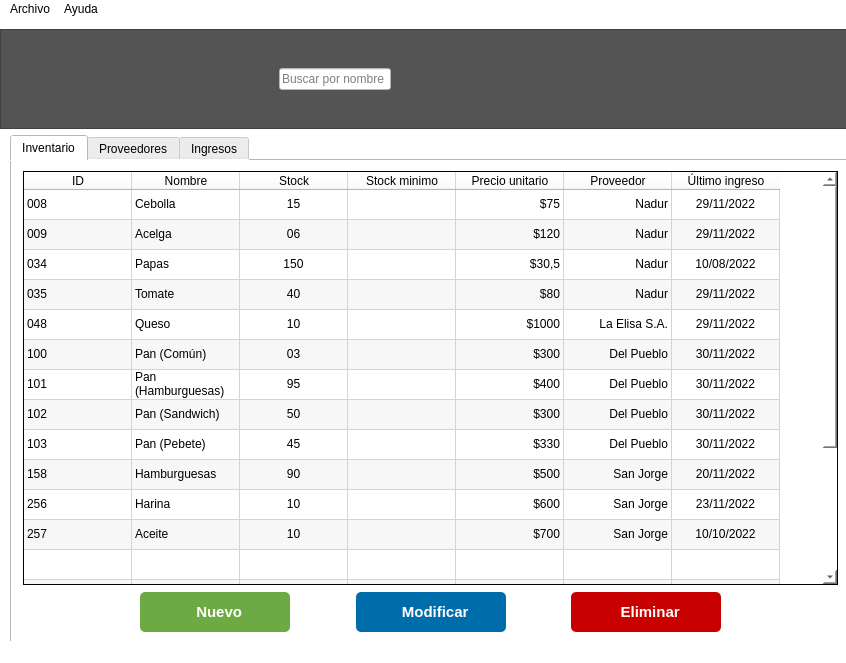
First picture: the form in windows/templates/main.ui, repository HitomiD/Proyecto-Desarrollo, before the edit.
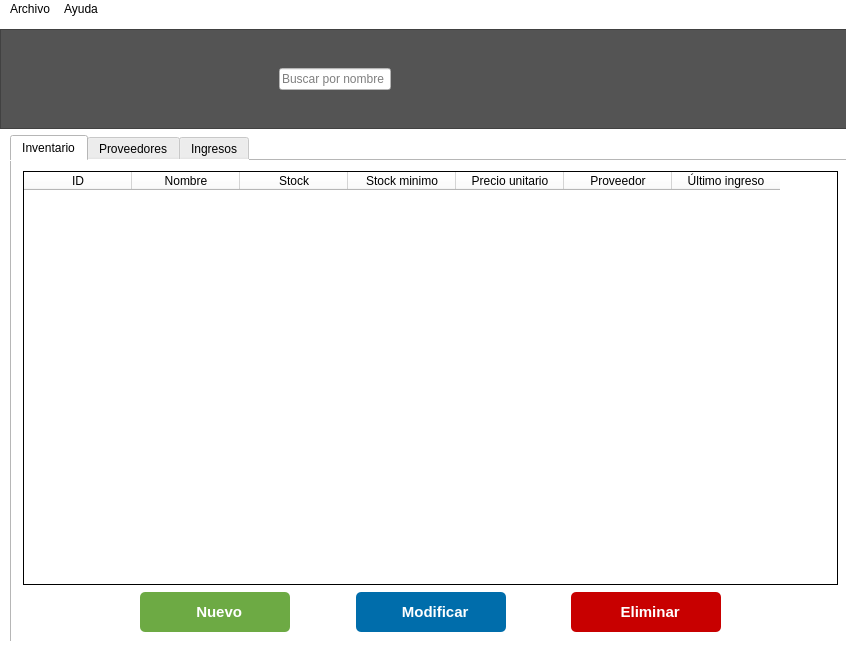
Second picture: the form after the edit. The open tabs and pages were chosen to show the change. Icons and pictures are not drawn.

Diff of the .ui file:
```diff
--- a/windows/templates/main.ui
+++ b/windows/templates/main.ui
@@ -348,7 +348,7 @@
            <bool>true</bool>
           </property>
           <property name="rowCount">
-           <number>19</number>
+           <number>0</number>
           </property>
           <property name="columnCount">
            <number>7</number>
@@ -389,101 +389,6 @@
           <attribute name="verticalHeaderStretchLastSection">
            <bool>true</bool>
           </attribute>
-          <row>
-           <property name="text">
-            <string/>
-           </property>
-          </row>
-          <row>
-           <property name="text">
-            <string/>
-           </property>
-          </row>
-          <row>
-           <property name="text">
-            <string/>
-           </property>
-          </row>
-          <row>
-           <property name="text">
-            <string/>
-           </property>
-          </row>
-          <row>
-           <property name="text">
-            <string/>
-           </property>
-          </row>
-          <row>
-           <property name="text">
-            <string/>
-           </property>
-          </row>
-          <row>
-           <property name="text">
-            <string/>
-           </property>
-          </row>
-          <row>
-           <property name="text">
-            <string/>
-           </property>
-          </row>
-          <row>
-           <property name="text">
-            <string/>
-           </property>
-          </row>
-          <row>
-           <property name="text">
-            <string/>
-           </property>
-          </row>
-          <row>
-           <property name="text">
-            <string/>
-           </property>
-          </row>
-          <row>
-           <property name="text">
-            <string/>
-           </property>
-          </row>
-          <row>
-           <property name="text">
-            <string/>
-           </property>
-          </row>
-          <row>
-           <property name="text">
-            <string/>
-           </property>
-          </row>
-          <row>
-           <property name="text">
-            <string/>
-           </property>
-          </row>
-          <row>
-           <property name="text">
-            <string/>
-           </property>
-          </row>
-          <row>
-           <property name="text">
-            <string/>
-           </property>
-          </row>
-          <row>
-           <property name="text">
-            <string/>
-           </property>
-          </row>
-          <row>
-           <property name="text">
-            <string/>
-           </property>
-          </row>
           <column>
            <property name="text">
             <string>ID</string>
@@ -519,519 +424,6 @@
             <string>Último ingreso</string>
            </property>
           </column>
-          <item row="0" column="0">
-           <property name="text">
-            <string>008</string>
-           </property>
-          </item>
-          <item row="0" column="1">
-           <property name="text">
-            <string>Cebolla</string>
-           </property>
-          </item>
-          <item row="0" column="2">
-           <property name="text">
-            <string>15</string>
-           </property>
-           <property name="textAlignment">
-            <set>AlignCenter</set>
-           </property>
-          </item>
-          <item row="0" column="4">
-           <property name="text">
-            <string>$75</string>
-           </property>
-           <property name="textAlignment">
-            <set>AlignTrailing|AlignVCenter</set>
-           </property>
-          </item>
-          <item row="0" column="5">
-           <property name="text">
-            <string>Nadur</string>
-           </property>
-           <property name="textAlignment">
-            <set>AlignTrailing|AlignVCenter</set>
-           </property>
-          </item>
-          <item row="0" column="6">
-           <property name="text">
-            <string>29/11/2022</string>
-           </property>
-           <property name="textAlignment">
-            <set>AlignCenter</set>
-           </property>
-          </item>
-          <item row="1" column="0">
-           <property name="text">
-            <string>009</string>
-           </property>
-          </item>
-          <item row="1" column="1">
-           <property name="text">
-            <string>Acelga</string>
-           </property>
-          </item>
-          <item row="1" column="2">
-           <property name="text">
-            <string>06</string>
-           </property>
-           <property name="textAlignment">
-            <set>AlignCenter</set>
-           </property>
-          </item>
-          <item row="1" column="4">
-           <property name="text">
-            <string>$120</string>
-           </property>
-           <property name="textAlignment">
-            <set>AlignTrailing|AlignVCenter</set>
-           </property>
-          </item>
-          <item row="1" column="5">
-           <property name="text">
-            <string>Nadur</string>
-           </property>
-           <property name="textAlignment">
-            <set>AlignTrailing|AlignVCenter</set>
-           </property>
-          </item>
-          <item row="1" column="6">
-           <property name="text">
-            <string>29/11/2022</string>
-           </property>
-           <property name="textAlignment">
-            <set>AlignCenter</set>
-           </property>
-          </item>
-          <item row="2" column="0">
-           <property name="text">
-            <string>034</string>
-           </property>
-          </item>
-          <item row="2" column="1">
-           <property name="text">
-            <string>Papas</string>
-           </property>
-          </item>
-          <item row="2" column="2">
-           <property name="text">
-            <string>150</string>
-           </property>
-           <property name="textAlignment">
-            <set>AlignCenter</set>
-           </property>
-          </item>
-          <item row="2" column="4">
-           <property name="text">
-            <string>$30,5</string>
-           </property>
-           <property name="textAlignment">
-            <set>AlignTrailing|AlignVCenter</set>
-           </property>
-          </item>
-          <item row="2" column="5">
-           <property name="text">
-            <string>Nadur</string>
-           </property>
-           <property name="textAlignment">
-            <set>AlignTrailing|AlignVCenter</set>
-           </property>
-          </item>
-          <item row="2" column="6">
-           <property name="text">
-            <string>10/08/2022</string>
-           </property>
-           <property name="textAlignment">
-            <set>AlignCenter</set>
-           </property>
-          </item>
-          <item row="3" column="0">
-           <property name="text">
-            <string>035</string>
-           </property>
-          </item>
-          <item row="3" column="1">
-           <property name="text">
-            <string>Tomate</string>
-           </property>
-          </item>
-          <item row="3" column="2">
-           <property name="text">
-            <string>40</string>
-           </property>
-           <property name="textAlignment">
-            <set>AlignCenter</set>
-           </property>
-          </item>
-          <item row="3" column="4">
-           <property name="text">
-            <string>$80</string>
-           </property>
-           <property name="textAlignment">
-            <set>AlignTrailing|AlignVCenter</set>
-           </property>
-          </item>
-          <item row="3" column="5">
-           <property name="text">
-            <string>Nadur</string>
-           </property>
-           <property name="textAlignment">
-            <set>AlignTrailing|AlignVCenter</set>
-           </property>
-          </item>
-          <item row="3" column="6">
-           <property name="text">
-            <string>29/11/2022</string>
-           </property>
-           <property name="textAlignment">
-            <set>AlignCenter</set>
-           </property>
-          </item>
-          <item row="4" column="0">
-           <property name="text">
-            <string>048</string>
-           </property>
-          </item>
-          <item row="4" column="1">
-           <property name="text">
-            <string>Queso</string>
-           </property>
-          </item>
-          <item row="4" column="2">
-           <property name="text">
-            <string>10</string>
-           </property>
-           <property name="textAlignment">
-            <set>AlignCenter</set>
-           </property>
-          </item>
-          <item row="4" column="4">
-           <property name="text">
-            <string>$1000</string>
-           </property>
-           <property name="textAlignment">
-            <set>AlignTrailing|AlignVCenter</set>
-           </property>
-          </item>
-          <item row="4" column="5">
-           <property name="text">
-            <string>La Elisa S.A.</string>
-           </property>
-           <property name="textAlignment">
-            <set>AlignTrailing|AlignVCenter</set>
-           </property>
-          </item>
-          <item row="4" column="6">
-           <property name="text">
-            <string>29/11/2022</string>
-           </property>
-           <property name="textAlignment">
-            <set>AlignCenter</set>
-           </property>
-          </item>
-          <item row="5" column="0">
-           <property name="text">
-            <string>100</string>
-           </property>
-          </item>
-          <item row="5" column="1">
-           <property name="text">
-            <string>Pan (Común)</string>
-           </property>
-          </item>
-          <item row="5" column="2">
-           <property name="text">
-            <string>03</string>
-           </property>
-           <property name="textAlignment">
-            <set>AlignCenter</set>
-           </property>
-          </item>
-          <item row="5" column="4">
-           <property name="text">
-            <string>$300</string>
-           </property>
-           <property name="textAlignment">
-            <set>AlignTrailing|AlignVCenter</set>
-           </property>
-          </item>
-          <item row="5" column="5">
-           <property name="text">
-            <string>Del Pueblo</string>
-           </property>
-           <property name="textAlignment">
-            <set>AlignTrailing|AlignVCenter</set>
-           </property>
-          </item>
-          <item row="5" column="6">
-           <property name="text">
-            <string>30/11/2022</string>
-           </property>
-           <property name="textAlignment">
-            <set>AlignCenter</set>
-           </property>
-          </item>
-          <item row="6" column="0">
-           <property name="text">
-            <string>101</string>
-           </property>
-          </item>
-          <item row="6" column="1">
-           <property name="text">
-            <string>Pan (Hamburguesas)</string>
-           </property>
-          </item>
-          <item row="6" column="2">
-           <property name="text">
-            <string>95</string>
-           </property>
-           <property name="textAlignment">
-            <set>AlignCenter</set>
-           </property>
-          </item>
-          <item row="6" column="4">
-           <property name="text">
-            <string>$400</string>
-           </property>
-           <property name="textAlignment">
-            <set>AlignTrailing|AlignVCenter</set>
-           </property>
-          </item>
-          <item row="6" column="5">
-           <property name="text">
-            <string>Del Pueblo</string>
-           </property>
-           <property name="textAlignment">
-            <set>AlignTrailing|AlignVCenter</set>
-           </property>
-          </item>
-          <item row="6" column="6">
-           <property name="text">
-            <string>30/11/2022</string>
-           </property>
-           <property name="textAlignment">
-            <set>AlignCenter</set>
-           </property>
-          </item>
-          <item row="7" column="0">
-           <property name="text">
-            <string>102</string>
-           </property>
-          </item>
-          <item row="7" column="1">
-           <property name="text">
-            <string>Pan (Sandwich)</string>
-           </property>
-          </item>
-          <item row="7" column="2">
-           <property name="text">
-            <string>50</string>
-           </property>
-           <property name="textAlignment">
-            <set>AlignCenter</set>
-           </property>
-          </item>
-          <item row="7" column="4">
-           <property name="text">
-            <string>$300</string>
-           </property>
-           <property name="textAlignment">
-            <set>AlignTrailing|AlignVCenter</set>
-           </property>
-          </item>
-          <item row="7" column="5">
-           <property name="text">
-            <string>Del Pueblo</string>
-           </property>
-           <property name="textAlignment">
-            <set>AlignTrailing|AlignVCenter</set>
-           </property>
-          </item>
-          <item row="7" column="6">
-           <property name="text">
-            <string>30/11/2022</string>
-           </property>
-           <property name="textAlignment">
-            <set>AlignCenter</set>
-           </property>
-          </item>
-          <item row="8" column="0">
-           <property name="text">
-            <string>103</string>
-           </property>
-          </item>
-          <item row="8" column="1">
-           <property name="text">
-            <string>Pan (Pebete)</string>
-           </property>
-          </item>
-          <item row="8" column="2">
-           <property name="text">
-            <string>45</string>
-           </property>
-           <property name="textAlignment">
-            <set>AlignCenter</set>
-           </property>
-          </item>
-          <item row="8" column="4">
-           <property name="text">
-            <string>$330</string>
-           </property>
-           <property name="textAlignment">
-            <set>AlignTrailing|AlignVCenter</set>
-           </property>
-          </item>
-          <item row="8" column="5">
-           <property name="text">
-            <string>Del Pueblo</string>
-           </property>
-           <property name="textAlignment">
-            <set>AlignTrailing|AlignVCenter</set>
-           </property>
-          </item>
-          <item row="8" column="6">
-           <property name="text">
-            <string>30/11/2022</string>
-           </property>
-           <property name="textAlignment">
-            <set>AlignCenter</set>
-           </property>
-          </item>
-          <item row="9" column="0">
-           <property name="text">
-            <string>158</string>
-           </property>
-          </item>
-          <item row="9" column="1">
-           <property name="text">
-            <string>Hamburguesas</string>
-           </property>
-          </item>
-          <item row="9" column="2">
-           <property name="text">
-            <string>90</string>
-           </property>
-           <property name="textAlignment">
-            <set>AlignCenter</set>
-           </property>
-           <property name="background">
-            <brush brushstyle="NoBrush">
-             <color alpha="255">
-              <red>255</red>
-              <green>0</green>
-              <blue>0</blue>
-             </color>
-            </brush>
-           </property>
-          </item>
-          <item row="9" column="4">
-           <property name="text">
-            <string>$500</string>
-           </property>
-           <property name="textAlignment">
-            <set>AlignTrailing|AlignVCenter</set>
-           </property>
-          </item>
-          <item row="9" column="5">
-           <property name="text">
-            <string>San Jorge</string>
-           </property>
-           <property name="textAlignment">
-            <set>AlignTrailing|AlignVCenter</set>
-           </property>
-          </item>
-          <item row="9" column="6">
-           <property name="text">
-            <string>20/11/2022</string>
-           </property>
-           <property name="textAlignment">
-            <set>AlignCenter</set>
-           </property>
-          </item>
-          <item row="10" column="0">
-           <property name="text">
-            <string>256</string>
-           </property>
-          </item>
-          <item row="10" column="1">
-           <property name="text">
-            <string>Harina</string>
-           </property>
-          </item>
-          <item row="10" column="2">
-           <property name="text">
-            <string>10</string>
-           </property>
-           <property name="textAlignment">
-            <set>AlignCenter</set>
-           </property>
-          </item>
-          <item row="10" column="4">
-           <property name="text">
-            <string>$600</string>
-           </property>
-           <property name="textAlignment">
-            <set>AlignTrailing|AlignVCenter</set>
-           </property>
-          </item>
-          <item row="10" column="5">
-           <property name="text">
-            <string>San Jorge</string>
-           </property>
-           <property name="textAlignment">
-            <set>AlignTrailing|AlignVCenter</set>
-           </property>
-          </item>
-          <item row="10" column="6">
-           <property name="text">
-            <string>23/11/2022</string>
-           </property>
-           <property name="textAlignment">
-            <set>AlignCenter</set>
-           </property>
-          </item>
-          <item row="11" column="0">
-           <property name="text">
-            <string>257</string>
-           </property>
-          </item>
-          <item row="11" column="1">
-           <property name="text">
-            <string>Aceite</string>
-           </property>
-          </item>
-          <item row="11" column="2">
-           <property name="text">
-            <string>10</string>
-           </property>
-           <property name="textAlignment">
-            <set>AlignCenter</set>
-           </property>
-          </item>
-          <item row="11" column="4">
-           <property name="text">
-            <string>$700</string>
-           </property>
-           <property name="textAlignment">
-            <set>AlignTrailing|AlignVCenter</set>
-           </property>
-          </item>
-          <item row="11" column="5">
-           <property name="text">
-            <string>San Jorge</string>
-           </property>
-           <property name="textAlignment">
-            <set>AlignTrailing|AlignVCenter</set>
-           </property>
-          </item>
-          <item row="11" column="6">
-           <property name="text">
-            <string>10/10/2022</string>
-           </property>
-           <property name="textAlignment">
-            <set>AlignCenter</set>
-           </property>
-          </item>
          </widget>
         </item>
        </layout>
```
Left out of the diff: 314 changed lines with no effect on the pictures.
